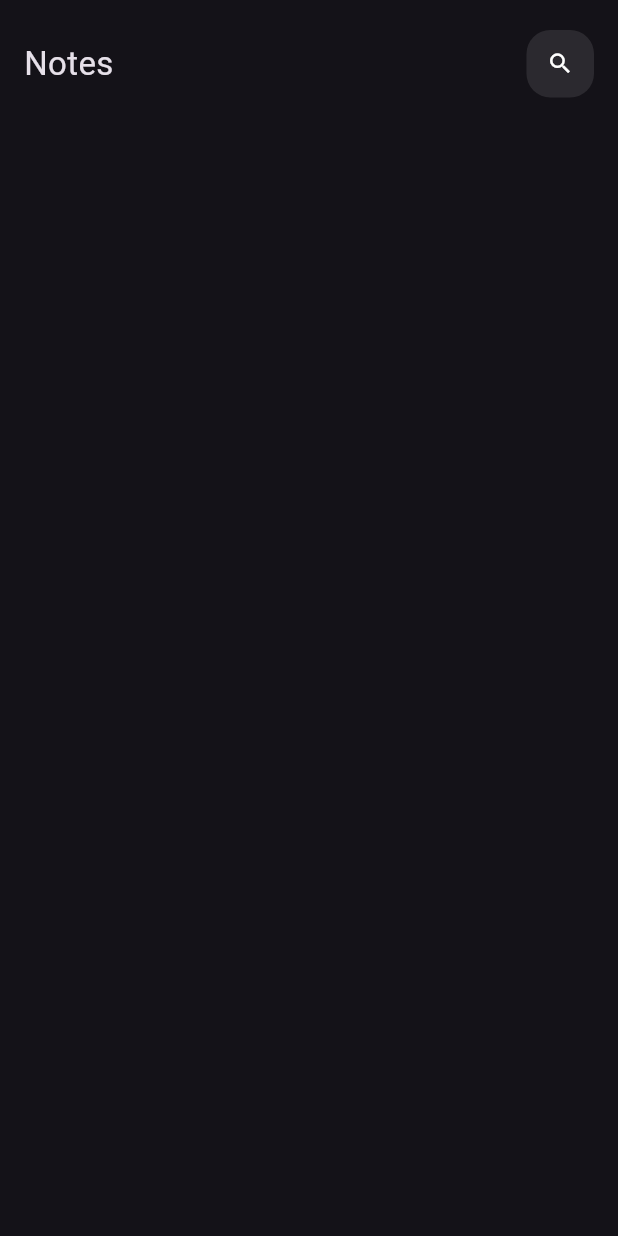
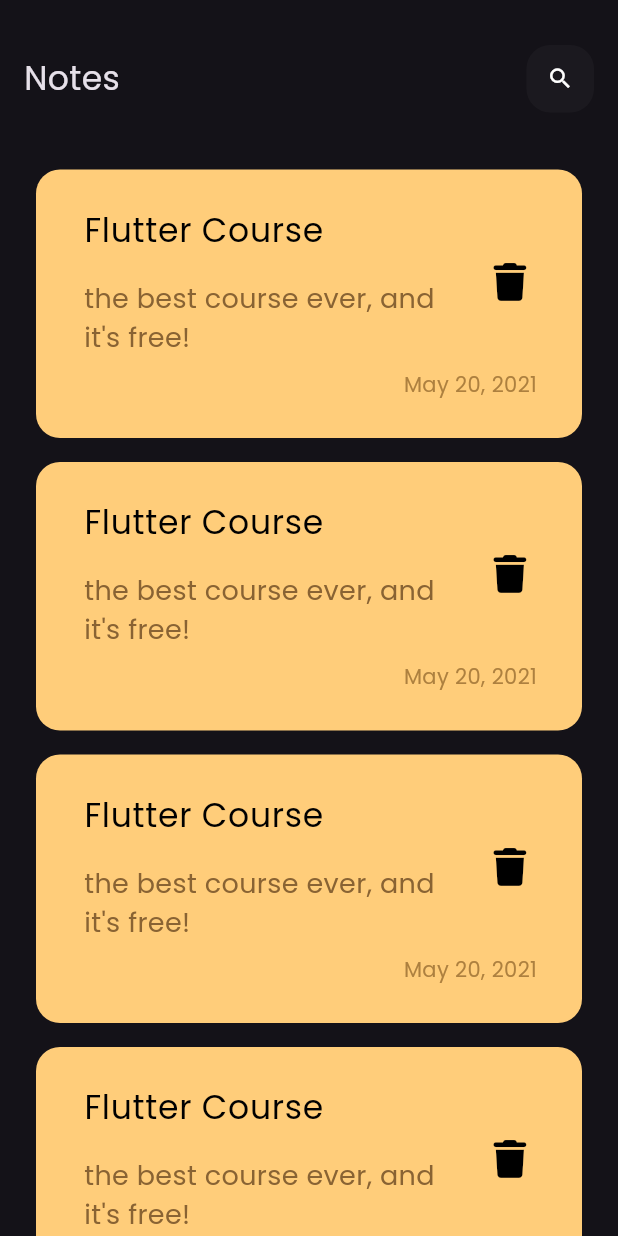
Before and after one commit to mooooo22/notes_app, a Flutter app: the screen it shows after launch, on a phone screen of 412 x 824 dp. Run offline on Flutter 3.47's test engine with Material 3 defaults, Android fonts, the phone set to English and light mode, and no system bars; our stand-ins replace font_awesome_flutter, google_fonts.

Commit message:
Add Google Fonts and Font Awesome Flutter dependencies, register PathProviderPlugin, and update app bar and button styles

```diff
--- a/lib/main.dart
+++ b/lib/main.dart
@@ -1,4 +1,5 @@
 import 'package:flutter/material.dart';
+import 'package:google_fonts/google_fonts.dart';
 import 'package:notes_app/views/home_view.dart';
 
 void main() {
@@ -15,6 +16,7 @@ class MyApp extends StatelessWidget {
       title: 'Flutter Demo',
       theme: ThemeData(
         brightness: Brightness.dark,
+        fontFamily: GoogleFonts.poppins().fontFamily,
       ),
       home: const MyHomePage(),
     );
--- a/lib/widgets/custom_app_bar.dart
+++ b/lib/widgets/custom_app_bar.dart
@@ -6,11 +6,11 @@ class CustomAppBar extends StatelessWidget {
 
   @override
   Widget build(BuildContext context) {
-    return const Row(
+    return Row(
       mainAxisAlignment: MainAxisAlignment.spaceBetween,
       children: [
-        Text("Notes", style: TextStyle(fontSize: 22)),
-        CustomButton(),
+        const Text("Notes", style: TextStyle(fontSize: 22)),
+        CustomButton(onPressed: () {}),
       ],
     );
   }
--- a/lib/widgets/custom_button.dart
+++ b/lib/widgets/custom_button.dart
@@ -2,32 +2,26 @@ import 'package:flutter/material.dart';
 
 class CustomButton extends StatelessWidget {
   const CustomButton({
-    super.key,
+    super.key, required this.onPressed,
   });
+  final  VoidCallback onPressed;
 
   @override
   Widget build(BuildContext context) {
-    return Container(
+    return SizedBox(
       height: 45,
       width: 45,
-      decoration: BoxDecoration(
-        borderRadius: BorderRadius.circular(16),
-        color: Colors.white.withOpacity(0.05),
-      ),
       child: ElevatedButton(
         onPressed: () {},
         style: ElevatedButton.styleFrom(
           padding: EdgeInsets.zero,
-          backgroundColor: Colors.white.withOpacity(0.05),
+          backgroundColor: Colors.white.withOpacity(0.03),
           elevation: 0,
           shape: RoundedRectangleBorder(
             borderRadius: BorderRadius.circular(16),
           ),
         ),
-        child: Container(
-          alignment: Alignment.center,
-          child: const Icon(Icons.search, color: Colors.white),
-        ),
+        child: const Icon(Icons.search, color: Colors.white),
       ),
     );
   }
--- /dev/null
+++ b/lib/widgets/custom_note_card.dart
@@ -0,0 +1,51 @@
+import 'package:flutter/material.dart';
+import 'package:font_awesome_flutter/font_awesome_flutter.dart';
+import 'package:google_fonts/google_fonts.dart';
+
+class NoteTile extends StatelessWidget {
+  const NoteTile({super.key});
+
+  @override
+  Widget build(BuildContext context) {
+    return Container(
+        padding: const EdgeInsets.only(left: 16, top: 16, bottom: 16),
+        decoration: BoxDecoration(
+          color: const Color(0xffFFCD7A),
+          borderRadius: BorderRadius.circular(16),
+        ),
+        child: Column(
+          crossAxisAlignment: CrossAxisAlignment.end,
+          children: [
+            ListTile(
+              title: Text("Flutter Course",
+                  style: TextStyle(
+                      fontSize: 22,
+                      color: Colors.black,
+                      fontFamily: GoogleFonts.poppins().fontFamily)),
+              subtitle: Padding(
+                padding: const EdgeInsets.only(top: 16),
+                child: Text("the best course ever, and it's free!",
+                    style: TextStyle(
+                        fontSize: 18,
+                        color: const Color(0xff896333),
+                        fontFamily: GoogleFonts.poppins().fontFamily)),
+              ),
+              trailing: IconButton(
+                  onPressed: () {},
+                  icon: const Icon(
+                    FontAwesomeIcons.trash,
+                    color: Colors.black,
+                    size: 25,
+                  )),
+            ),
+            Padding(
+              padding: const EdgeInsets.only(right: 30, bottom: 10),
+              child: Text("May 20, 2021",
+                  style: TextStyle(
+                      color: const Color(0xffAD803F),
+                      fontFamily: GoogleFonts.poppins().fontFamily)),
+            ),
+          ],
+        ));
+  }
+}
--- /dev/null
+++ b/lib/widgets/notes_list_view.dart
@@ -0,0 +1,20 @@
+import 'package:flutter/material.dart';
+
+import 'custom_note_card.dart';
+
+class NotesListView extends StatelessWidget {
+  const NotesListView({super.key});
+
+  @override
+  Widget build(BuildContext context) {
+    return ListView.builder(
+      itemCount: 10,
+      itemBuilder: (context, index) {
+        return const Padding(
+          padding: EdgeInsets.all(8.0),
+          child: NoteTile(),
+        );
+      },
+    );
+  }
+}
--- a/lib/widgets/notes_view_Body.dart
+++ b/lib/widgets/notes_view_Body.dart
@@ -1,5 +1,8 @@
 import 'package:flutter/material.dart';
+import 'package:flutter/widgets.dart';
 import 'package:notes_app/widgets/custom_app_bar.dart';
+
+import 'package:notes_app/widgets/notes_list_view.dart';
 
 class NotesViewBody extends StatelessWidget {
   const NotesViewBody({super.key});
@@ -12,8 +15,10 @@ class NotesViewBody extends StatelessWidget {
       ),
       child: Column(
         children: [
-          SizedBox(height: 20),
+          SizedBox(height: 30),
           CustomAppBar(),
+          SizedBox(height: 30),
+          Expanded(child: NotesListView()),
         ],
       ),
     );
--- a/pubspec.yaml
+++ b/pubspec.yaml
@@ -35,6 +35,8 @@ dependencies:
   # The following adds the Cupertino Icons font to your application.
   # Use with the CupertinoIcons class for iOS style icons.
   cupertino_icons: ^1.0.6
+  google_fonts: ^6.2.0
+  font_awesome_flutter: ^10.7.0
 
 dev_dependencies:
   flutter_test:
```
Also changed, not shown: pubspec.lock, 1 other file.
